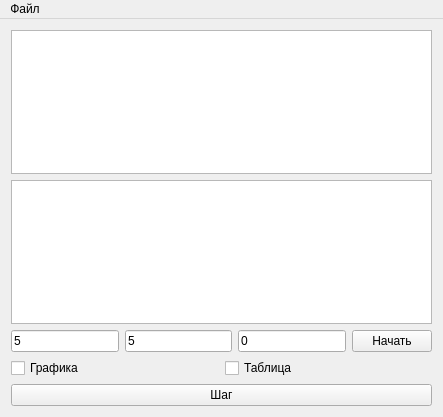
AndreyMlashkin/stefanoproblem, file displaymeltmodel.ui: the form before one commit.
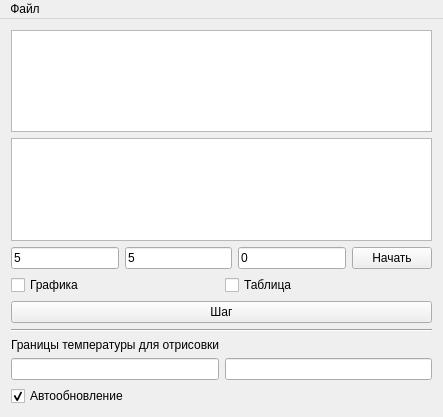
The form after the commit.

The edit to the form file:
```diff
--- a/displaymeltmodel.ui
+++ b/displaymeltmodel.ui
@@ -100,6 +100,47 @@
       </property>
      </widget>
     </item>
+    <item>
+     <widget class="Line" name="line">
+      <property name="orientation">
+       <enum>Qt::Horizontal</enum>
+      </property>
+     </widget>
+    </item>
+    <item>
+     <widget class="QLabel" name="label">
+      <property name="text">
+       <string>Границы температуры для отрисовки</string>
+      </property>
+     </widget>
+    </item>
+    <item>
+     <layout class="QHBoxLayout" name="horizontalLayout">
+      <item>
+       <widget class="QLineEdit" name="minTemp"/>
+      </item>
+      <item>
+       <widget class="QLineEdit" name="maxTemp"/>
+      </item>
+     </layout>
+    </item>
+    <item>
+     <layout class="QHBoxLayout" name="horizontalLayout_2">
+      <property name="spacing">
+       <number>0</number>
+      </property>
+      <item>
+       <widget class="QCheckBox" name="checkBox">
+        <property name="text">
+         <string>Автообновление</string>
+        </property>
+        <property name="checked">
+         <bool>true</bool>
+        </property>
+       </widget>
+      </item>
+     </layout>
+    </item>
    </layout>
   </widget>
   <widget class="QMenuBar" name="menuBar">
```
